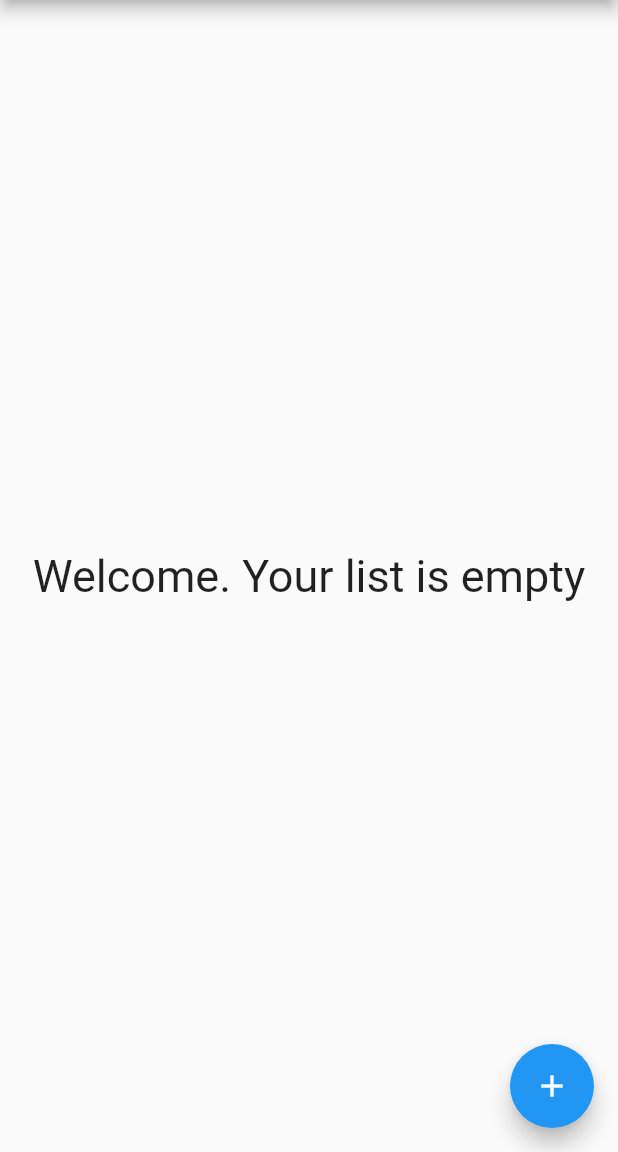
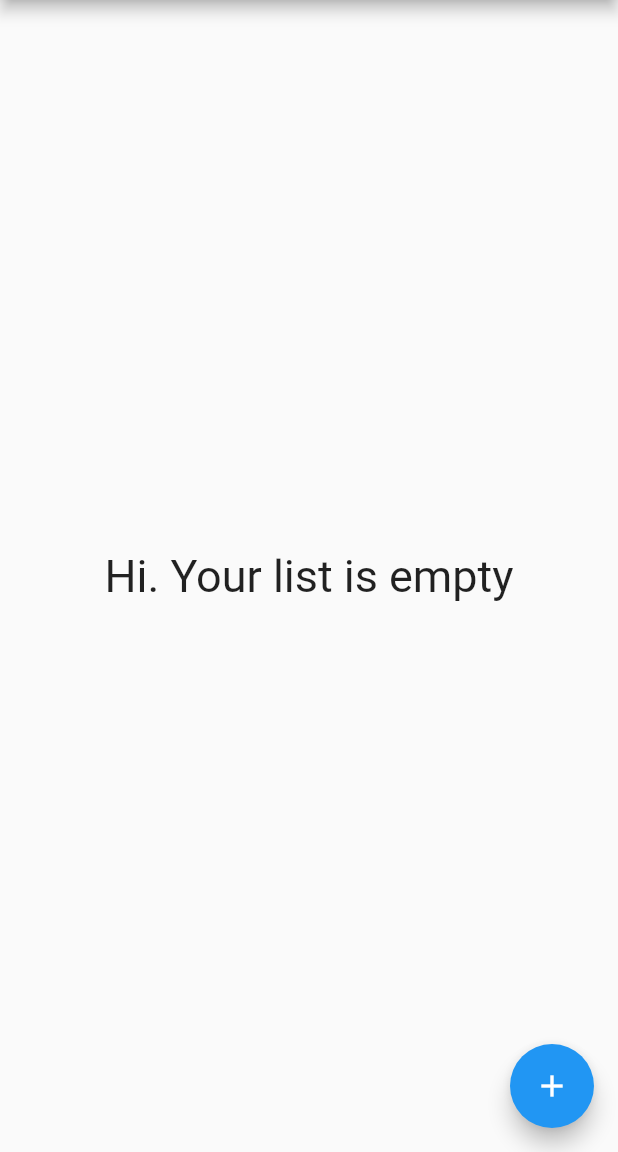
Before and after one commit to kvaishak/dashy, a Flutter app: the HomePage screen opened directly, on a phone screen of 412 x 824 dp, the part 84-1236 px from its top. Run offline on Flutter 3.47's test engine with Material 2 defaults, Android fonts, the phone set to English and light mode, and no system bars; our stand-ins replace firebase_auth; accounts and stored records are empty.

Commit message:
First Commit

```diff
--- a/lib/home_page.dart
+++ b/lib/home_page.dart
@@ -27,7 +27,7 @@ class _HomePageState extends State<HomePage>{
   }
 
   Widget _showTodoList(){
-    return Center(child: Text("Welcome. Your list is empty",
+    return Center(child: Text("Hi. Your list is empty",
       textAlign: TextAlign.center,
       style: TextStyle(fontSize: 30.0),));
     }
```
